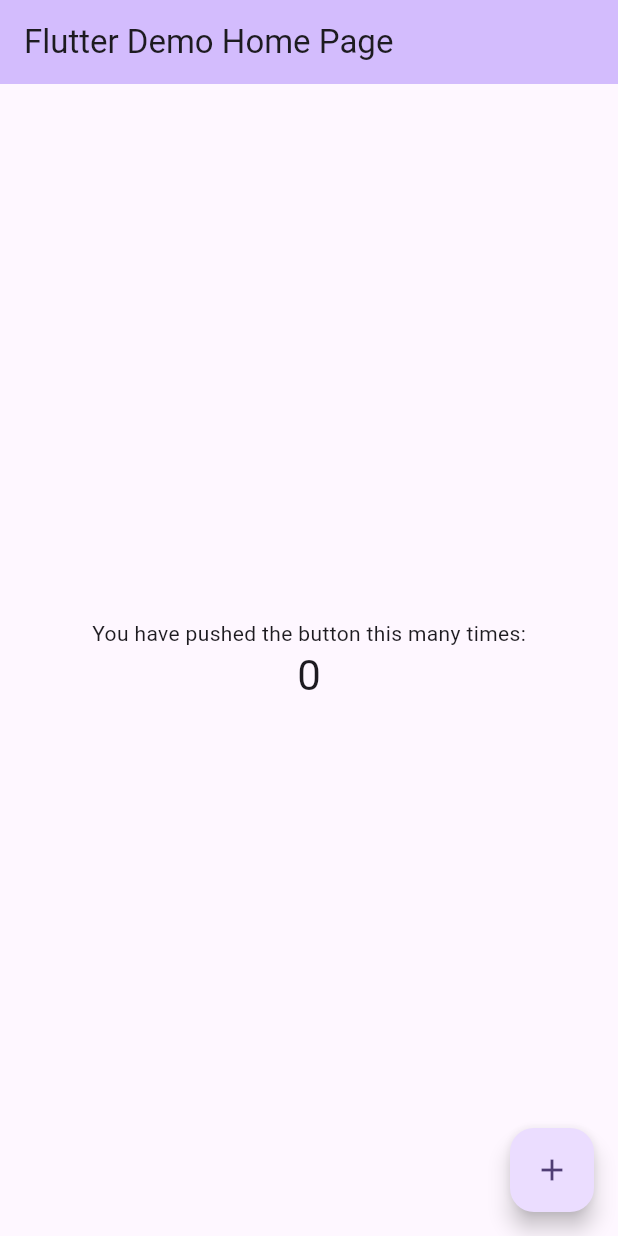
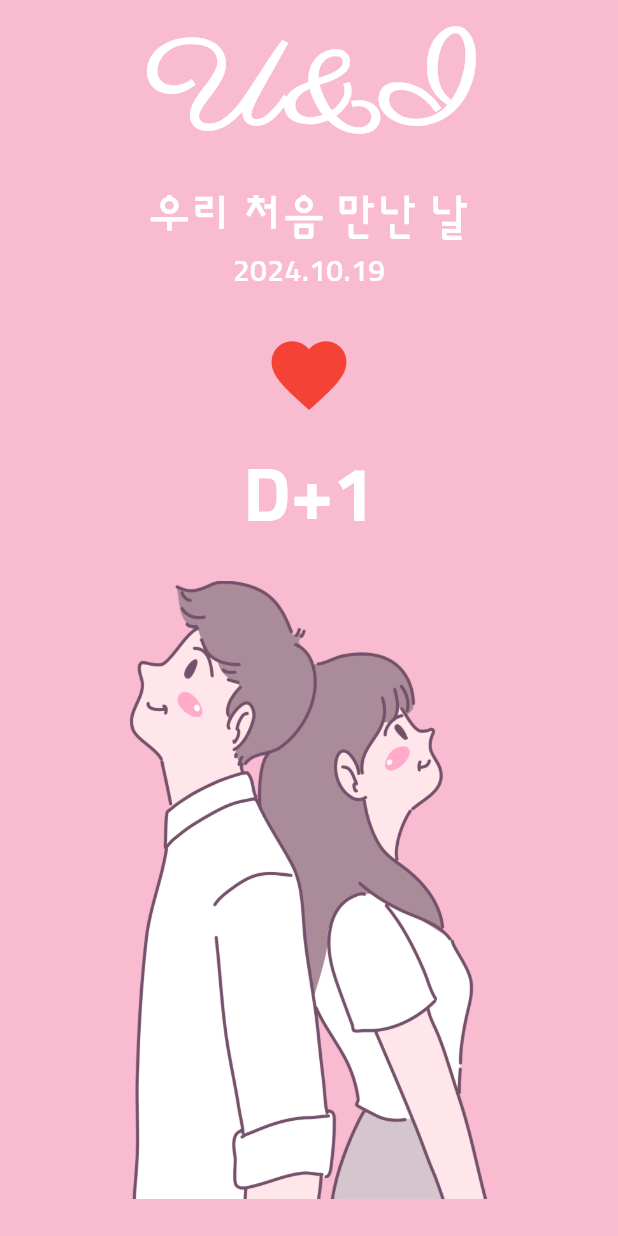
Before and after one commit to SVW-App-Develop/U_And_I, a Flutter app: the screen it shows after launch, on a phone screen of 412 x 824 dp. Run offline on Flutter 3.47's test engine with Material 3 defaults, Android fonts, the phone set to English and light mode, and no system bars.

Commit message:
DDay적용

```diff
--- a/lib/main.dart
+++ b/lib/main.dart
@@ -1,125 +1,34 @@
 import 'package:flutter/material.dart';
+import 'package:u_and_i/screen/home_screen.dart';
 
 void main() {
-  runApp(const MyApp());
-}
-
-class MyApp extends StatelessWidget {
-  const MyApp({super.key});
-
-  // This widget is the root of your application.
-  @override
-  Widget build(BuildContext context) {
-    return MaterialApp(
-      title: 'Flutter Demo',
+  runApp(
+    MaterialApp(
       theme: ThemeData(
-        // This is the theme of your application.
-        //
-        // TRY THIS: Try running your application with "flutter run". You'll see
-        // the application has a purple toolbar. Then, without quitting the app,
-        // try changing the seedColor in the colorScheme below to Colors.green
-        // and then invoke "hot reload" (save your changes or press the "hot
-        // reload" button in a Flutter-supported IDE, or press "r" if you used
-        // the command line to start the app).
-        //
-        // Notice that the counter didn't reset back to zero; the application
-        // state is not lost during the reload. To reset the state, use hot
-        // restart instead.
-        //
-        // This works for code too, not just values: Most code changes can be
-        // tested with just a hot reload.
-        colorScheme: ColorScheme.fromSeed(seedColor: Colors.deepPurple),
-        useMaterial3: true,
-      ),
-      home: const MyHomePage(title: 'Flutter Demo Home Page'),
-    );
-  }
-}
-
-class MyHomePage extends StatefulWidget {
-  const MyHomePage({super.key, required this.title});
-
-  // This widget is the home page of your application. It is stateful, meaning
-  // that it has a State object (defined below) that contains fields that affect
-  // how it looks.
-
-  // This class is the configuration for the state. It holds the values (in this
-  // case the title) provided by the parent (in this case the App widget) and
-  // used by the build method of the State. Fields in a Widget subclass are
-  // always marked "final".
-
-  final String title;
-
-  @override
-  State<MyHomePage> createState() => _MyHomePageState();
-}
-
-class _MyHomePageState extends State<MyHomePage> {
-  int _counter = 0;
-
-  void _incrementCounter() {
-    setState(() {
-      // This call to setState tells the Flutter framework that something has
-      // changed in this State, which causes it to rerun the build method below
-      // so that the display can reflect the updated values. If we changed
-      // _counter without calling setState(), then the build method would not be
-      // called again, and so nothing would appear to happen.
-      _counter++;
-    });
-  }
-
-  @override
-  Widget build(BuildContext context) {
-    // This method is rerun every time setState is called, for instance as done
-    // by the _incrementCounter method above.
-    //
-    // The Flutter framework has been optimized to make rerunning build methods
-    // fast, so that you can just rebuild anything that needs updating rather
-    // than having to individually change instances of widgets.
-    return Scaffold(
-      appBar: AppBar(
-        // TRY THIS: Try changing the color here to a specific color (to
-        // Colors.amber, perhaps?) and trigger a hot reload to see the AppBar
-        // change color while the other colors stay the same.
-        backgroundColor: Theme.of(context).colorScheme.inversePrimary,
-        // Here we take the value from the MyHomePage object that was created by
-        // the App.build method, and use it to set our appbar title.
-        title: Text(widget.title),
-      ),
-      body: Center(
-        // Center is a layout widget. It takes a single child and positions it
-        // in the middle of the parent.
-        child: Column(
-          // Column is also a layout widget. It takes a list of children and
-          // arranges them vertically. By default, it sizes itself to fit its
-          // children horizontally, and tries to be as tall as its parent.
-          //
-          // Column has various properties to control how it sizes itself and
-          // how it positions its children. Here we use mainAxisAlignment to
-          // center the children vertically; the main axis here is the vertical
-          // axis because Columns are vertical (the cross axis would be
-          // horizontal).
-          //
-          // TRY THIS: Invoke "debug painting" (choose the "Toggle Debug Paint"
-          // action in the IDE, or press "p" in the console), to see the
-          // wireframe for each widget.
-          mainAxisAlignment: MainAxisAlignment.center,
-          children: <Widget>[
-            const Text(
-              'You have pushed the button this many times:',
-            ),
-            Text(
-              '$_counter',
-              style: Theme.of(context).textTheme.headlineMedium,
-            ),
-          ],
+        fontFamily: 'sunflower',
+        textTheme: TextTheme(
+          displayLarge: TextStyle(
+            color: Colors.white,
+            fontSize: 80.0,
+            fontWeight: FontWeight.w700,
+            fontFamily: 'parisienne',
+          ),
+          displayMedium: TextStyle(
+            color: Colors.white,
+            fontSize: 50.0,
+            fontWeight: FontWeight.w700,
+          ),
+          bodyLarge: TextStyle(
+            color: Colors.white,
+            fontSize: 30.0,
+          ),
+          bodyMedium: TextStyle(
+            color: Colors.white,
+            fontSize: 20.0,
+          ),
         ),
       ),
-      floatingActionButton: FloatingActionButton(
-        onPressed: _incrementCounter,
-        tooltip: 'Increment',
-        child: const Icon(Icons.add),
-      ), // This trailing comma makes auto-formatting nicer for build methods.
-    );
-  }
+      home: HomeScreen(),
+    ),
+  );
 }
--- /dev/null
+++ b/lib/screen/home_screen.dart
@@ -0,0 +1,124 @@
+import 'package:flutter/material.dart';
+import 'package:flutter/cupertino.dart';
+
+class HomeScreen extends StatefulWidget {
+  const HomeScreen({Key? key}) : super(key: key);
+
+  @override
+  State<HomeScreen> createState() => _HomeScreenState();
+}
+
+class _HomeScreenState extends State<HomeScreen> {
+  DateTime firstDay = DateTime.now();
+
+  @override
+  Widget build(BuildContext context) {
+    return Scaffold(
+      backgroundColor: Colors.pink[100],
+      body: SafeArea(
+        top: true,
+        bottom: false,
+        child: Column(
+          mainAxisAlignment: MainAxisAlignment.spaceBetween,
+
+          crossAxisAlignment: CrossAxisAlignment.stretch,
+          children: [
+            _DDay(
+              onHeartPressed: onHeartPressed,
+              firstDay: firstDay,
+            ),
+            _CoupleImage(),
+          ],
+        ),
+      ),
+    );
+  }
+
+  void onHeartPressed() {
+    showCupertinoDialog(
+      context: context,
+      builder: (BuildContext context){
+        return Align(
+          alignment: Alignment.bottomCenter,
+          child: Container(
+            color: Colors.white,
+            height: 300,
+            child: CupertinoDatePicker(
+              mode: CupertinoDatePickerMode.date,
+              // 날짜가 변경되면 실행되는 함수
+              onDateTimeChanged: (DateTime date) {
+                setState(() {
+                  firstDay = date;
+                });
+              },
+            ),
+          ),
+        );
+      },
+      barrierDismissible: true,
+    );
+  }
+}
+
+class _DDay extends StatelessWidget {
+  final GestureTapCallback onHeartPressed;
+  final DateTime firstDay;
+
+  _DDay({
+    required this.onHeartPressed,
+    required this.firstDay,
+  });
+
+  @override
+  Widget build(BuildContext context) {
+    final textTheme = Theme.of(context).textTheme;
+    final now = DateTime.now();
+
+    return Column(
+      children: [
+        const SizedBox(height: 16.0),
+        Text(
+          'U&I',
+          style: textTheme.displayLarge,
+        ),
+        const SizedBox(height: 16.0),
+        Text(
+          '우리 처음 만난 날',
+          style: textTheme.bodyLarge,
+        ),
+        Text(
+          '${firstDay.year}.${firstDay.month}.${firstDay.day}',
+          style: textTheme.bodyMedium,
+        ),
+        const SizedBox(height: 16.0),
+        IconButton(
+          iconSize: 60.0,
+          onPressed: onHeartPressed,
+          icon: Icon(
+            Icons.favorite,
+            color: Colors.red,
+          ),
+        ),
+        const SizedBox(height: 16.0),
+        Text(
+          'D+${DateTime(now.year, now.month, now.day).difference(firstDay).inDays + 1}',
+          style: textTheme.displayMedium,
+        ),
+      ],
+    );
+  }
+}
+
+class _CoupleImage extends StatelessWidget {
+  @override
+  Widget build(BuildContext context) {
+    return Expanded(
+      child: Center(
+        child: Image.asset('asset/img/middle_image.png',
+
+          height: MediaQuery.of(context).size.height /2,
+        ),
+      ),
+    );
+  }
+}
```
Also changed, not shown: lib/ex/ex_alignment.dart (added, +18 -0 lines), pubspec.yaml (+18 -0 lines), asset/font/Parisienne-Regular.ttf (added), asset/font/Sunflower-Bold.ttf (added), asset/font/Sunflower-Light.ttf (added), asset/font/Sunflower-Medium.ttf (added), asset/img/middle_image.png (added).
